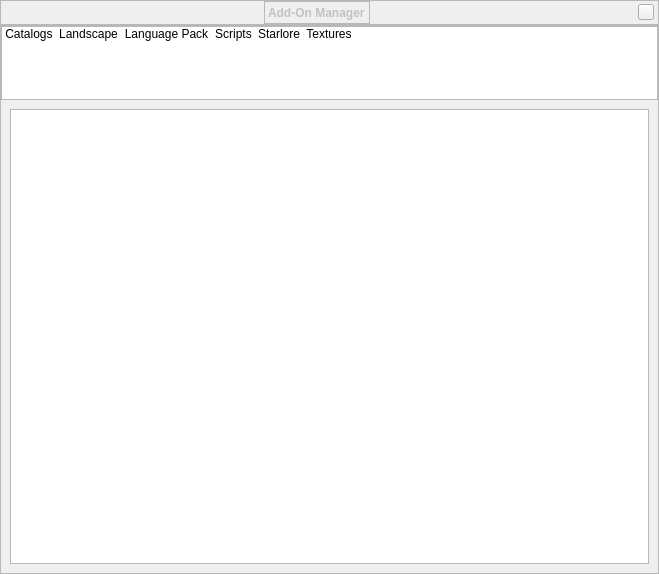
Stellarium/stellarium, file src/gui/addonDialog.ui: the form before one commit.
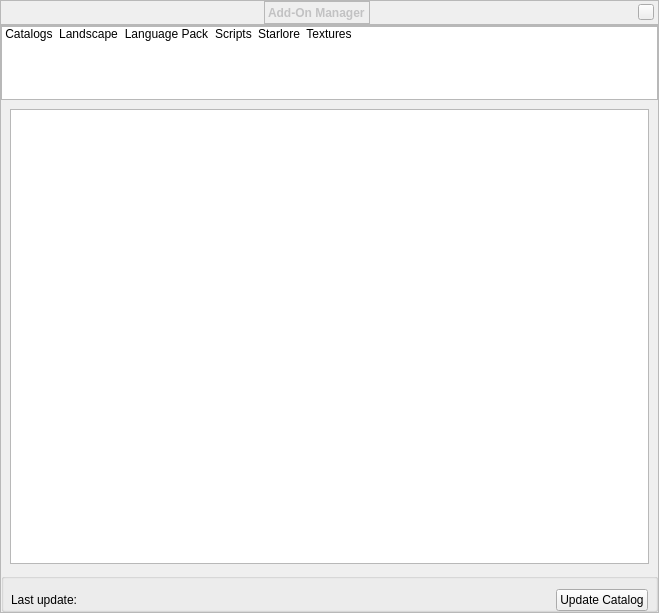
The form after the commit. Icons and pictures are not drawn. Custom widgets are drawn as their Qt base class.

Commit message: Add-on Dialog - add label and button to update the catalog

The edit to the form file:
```diff
--- a/src/gui/addonDialog.ui
+++ b/src/gui/addonDialog.ui
@@ -449,6 +449,71 @@
         </widget>
        </widget>
       </item>
+      <item>
+       <widget class="QGroupBox" name="groupBox">
+        <property name="sizePolicy">
+         <sizepolicy hsizetype="MinimumExpanding" vsizetype="Minimum">
+          <horstretch>0</horstretch>
+          <verstretch>0</verstretch>
+         </sizepolicy>
+        </property>
+        <property name="styleSheet">
+         <string notr="true">QGroupBox {padding-top: 15px;}</string>
+        </property>
+        <property name="alignment">
+         <set>Qt::AlignLeading|Qt::AlignLeft|Qt::AlignVCenter</set>
+        </property>
+        <layout class="QHBoxLayout" name="horizontalLayout_6">
+         <property name="spacing">
+          <number>0</number>
+         </property>
+         <property name="topMargin">
+          <number>0</number>
+         </property>
+         <property name="bottomMargin">
+          <number>0</number>
+         </property>
+         <item>
+          <widget class="QLabel" name="lblLastUpdate">
+           <property name="sizePolicy">
+            <sizepolicy hsizetype="Minimum" vsizetype="Preferred">
+             <horstretch>0</horstretch>
+             <verstretch>0</verstretch>
+            </sizepolicy>
+           </property>
+           <property name="text">
+            <string>Last update:</string>
+           </property>
+          </widget>
+         </item>
+         <item>
+          <widget class="QLabel" name="txtLastUpdate">
+           <property name="sizePolicy">
+            <sizepolicy hsizetype="MinimumExpanding" vsizetype="Preferred">
+             <horstretch>0</horstretch>
+             <verstretch>0</verstretch>
+            </sizepolicy>
+           </property>
+           <property name="text">
+            <string/>
+           </property>
+          </widget>
+         </item>
+         <item>
+          <widget class="QPushButton" name="btnUpdate">
+           <property name="text">
+            <string>Update Catalog</string>
+           </property>
+          </widget>
+         </item>
+        </layout>
+        <zorder>lblLastUpdate</zorder>
+        <zorder>txtLastUpdate</zorder>
+        <zorder>lblLastUpdate</zorder>
+        <zorder>txtLastUpdate</zorder>
+        <zorder>btnUpdate</zorder>
+       </widget>
+      </item>
      </layout>
     </widget>
    </item>
```
